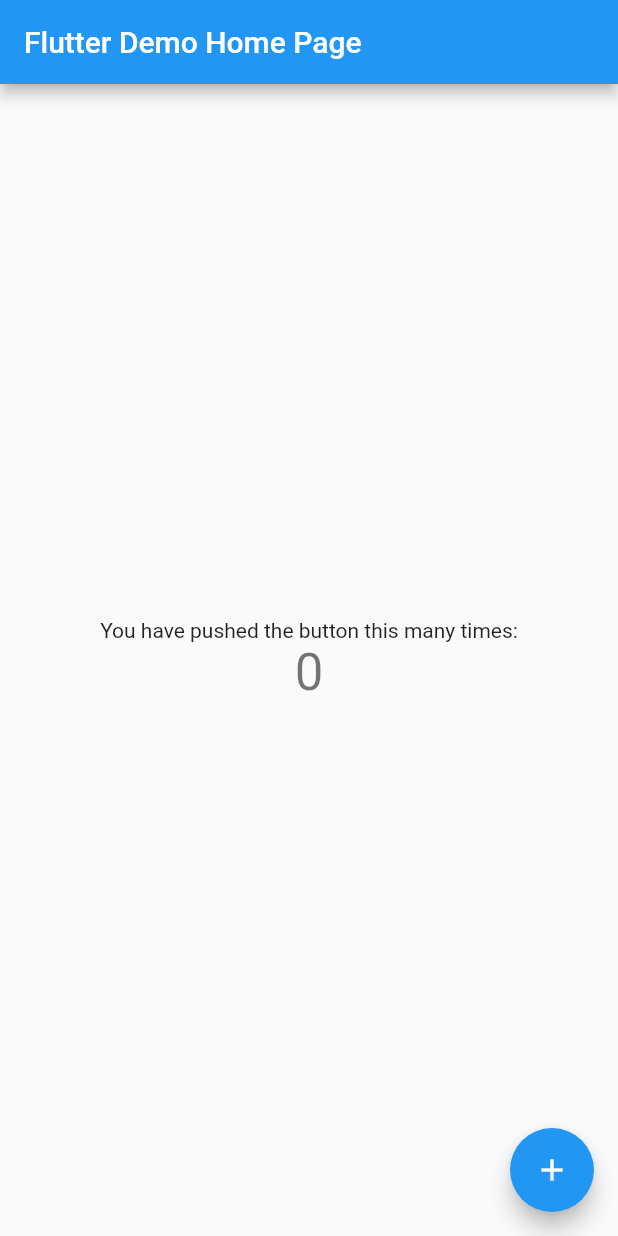
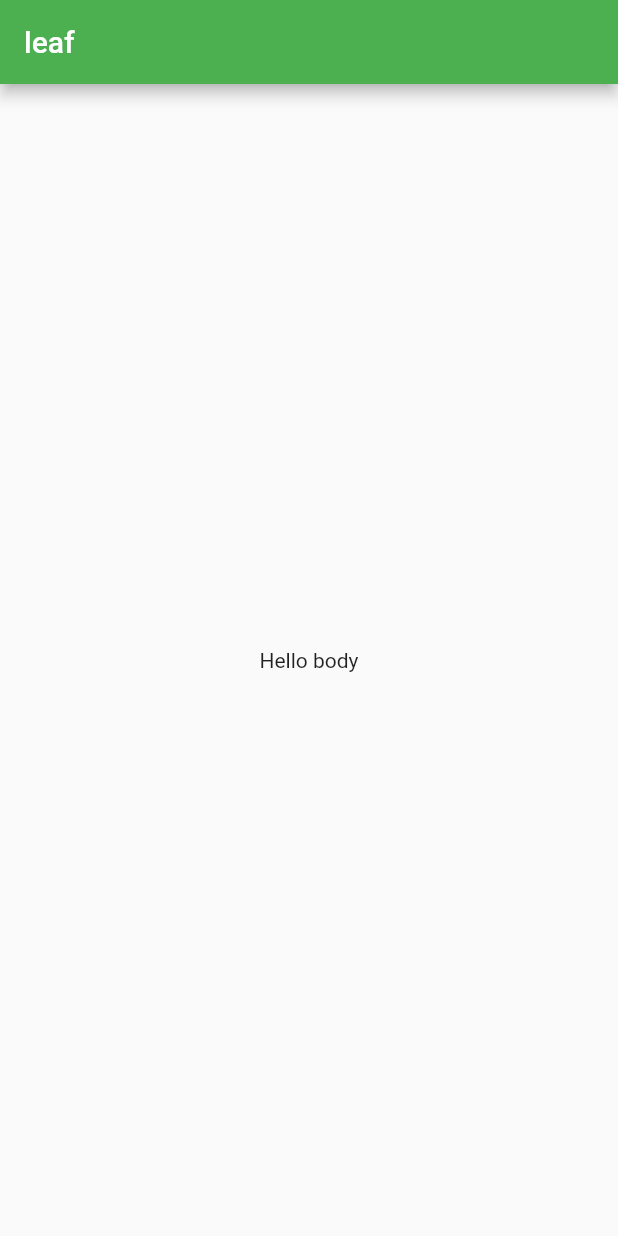
Before and after one commit to ravin-github/flutter-social-media-ap, a Flutter app: the screen it shows after launch, on a phone screen of 412 x 824 dp. Run offline on Flutter 3.47's test engine with Material 2 defaults, Android fonts, the phone set to English and light mode, and no system bars.

Commit message:
Basic HomePage created

```diff
--- a/lib/main.dart
+++ b/lib/main.dart
@@ -1,117 +1,21 @@
 import 'package:flutter/material.dart';
+import 'package:leaf/view/pages/home_page.dart';
 
-void main() {
-  runApp(MyApp());
-}
+ void main() => runApp(Leaf());
 
-class MyApp extends StatelessWidget {
-  // This widget is the root of your application.
+ class Leaf extends StatelessWidget {
+     const Leaf({Key key}) : super(key: key);
+
    @override
    Widget build(BuildContext context) {
      return MaterialApp(
-      title: 'Flutter Demo',
+       debugShowCheckedModeBanner: false,
              theme: ThemeData(
-        // This is the theme of your application.
-        //
-        // Try running your application with "flutter run". You'll see the
-        // application has a blue toolbar. Then, without quitting the app, try
-        // changing the primarySwatch below to Colors.green and then invoke
-        // "hot reload" (press "r" in the console where you ran "flutter run",
-        // or simply save your changes to "hot reload" in a Flutter IDE).
-        // Notice that the counter didn't reset back to zero; the application
-        // is not restarted.
-        primarySwatch: Colors.blue,
-        // This makes the visual density adapt to the platform that you run
-        // the app on. For desktop platforms, the controls will be smaller and
-        // closer together (more dense) than on mobile platforms.
-        visualDensity: VisualDensity.adaptivePlatformDensity,
+               primaryColor:Colors.green,
+               brightness: Brightness.light,
              ),
-      home: MyHomePage(title: 'Flutter Demo Home Page'),
+         home: HomePage(),
+
      );
    }
  }
-
-class MyHomePage extends StatefulWidget {
-  MyHomePage({Key key, this.title}) : super(key: key);
-
-  // This widget is the home page of your application. It is stateful, meaning
-  // that it has a State object (defined below) that contains fields that affect
-  // how it looks.
-
-  // This class is the configuration for the state. It holds the values (in this
-  // case the title) provided by the parent (in this case the App widget) and
-  // used by the build method of the State. Fields in a Widget subclass are
-  // always marked "final".
-
-  final String title;
-
-  @override
-  _MyHomePageState createState() => _MyHomePageState();
-}
-
-class _MyHomePageState extends State<MyHomePage> {
-  int _counter = 0;
-
-  void _incrementCounter() {
-    setState(() {
-      // This call to setState tells the Flutter framework that something has
-      // changed in this State, which causes it to rerun the build method below
-      // so that the display can reflect the updated values. If we changed
-      // _counter without calling setState(), then the build method would not be
-      // called again, and so nothing would appear to happen.
-      _counter++;
-    });
-  }
-
-  @override
-  Widget build(BuildContext context) {
-    // This method is rerun every time setState is called, for instance as done
-    // by the _incrementCounter method above.
-    //
-    // The Flutter framework has been optimized to make rerunning build methods
-    // fast, so that you can just rebuild anything that needs updating rather
-    // than having to individually change instances of widgets.
-    return Scaffold(
-      appBar: AppBar(
-        // Here we take the value from the MyHomePage object that was created by
-        // the App.build method, and use it to set our appbar title.
-        title: Text(widget.title),
-      ),
-      body: Center(
-        // Center is a layout widget. It takes a single child and positions it
-        // in the middle of the parent.
-        child: Column(
-          // Column is also a layout widget. It takes a list of children and
-          // arranges them vertically. By default, it sizes itself to fit its
-          // children horizontally, and tries to be as tall as its parent.
-          //
-          // Invoke "debug painting" (press "p" in the console, choose the
-          // "Toggle Debug Paint" action from the Flutter Inspector in Android
-          // Studio, or the "Toggle Debug Paint" command in Visual Studio Code)
-          // to see the wireframe for each widget.
-          //
-          // Column has various properties to control how it sizes itself and
-          // how it positions its children. Here we use mainAxisAlignment to
-          // center the children vertically; the main axis here is the vertical
-          // axis because Columns are vertical (the cross axis would be
-          // horizontal).
-          mainAxisAlignment: MainAxisAlignment.center,
-          children: <Widget>[
-            Text(
-              'You have pushed the button this many times:',
-            ),
-            Text(
-              '$_counter',
-              style: Theme.of(context).textTheme.headline4,
-            ),
-          ],
-        ),
-      ),
-      floatingActionButton: FloatingActionButton(
-        onPressed: _incrementCounter,
-        tooltip: 'Increment',
-        child: Icon(Icons.add),
-      ), // This trailing comma makes auto-formatting nicer for build methods.
-    );
-  }
-}
--- /dev/null
+++ b/lib/view/pages/home_page.dart
@@ -0,0 +1,19 @@
+import 'package:flutter/material.dart';
+
+
+class HomePage extends StatelessWidget {
+  const HomePage({Key key}) : super(key: key);
+
+  @override
+  Widget build(BuildContext context) {
+    return Scaffold(
+      appBar: AppBar(
+        title: Text("leaf"),
+      ),
+      body: Center(
+        child: Text("Hello body"),
+      ),
+    );
+  }
+
+}
```
Also changed, not shown: 3 other files. Lines whose indentation alone changed are shown as unchanged.
